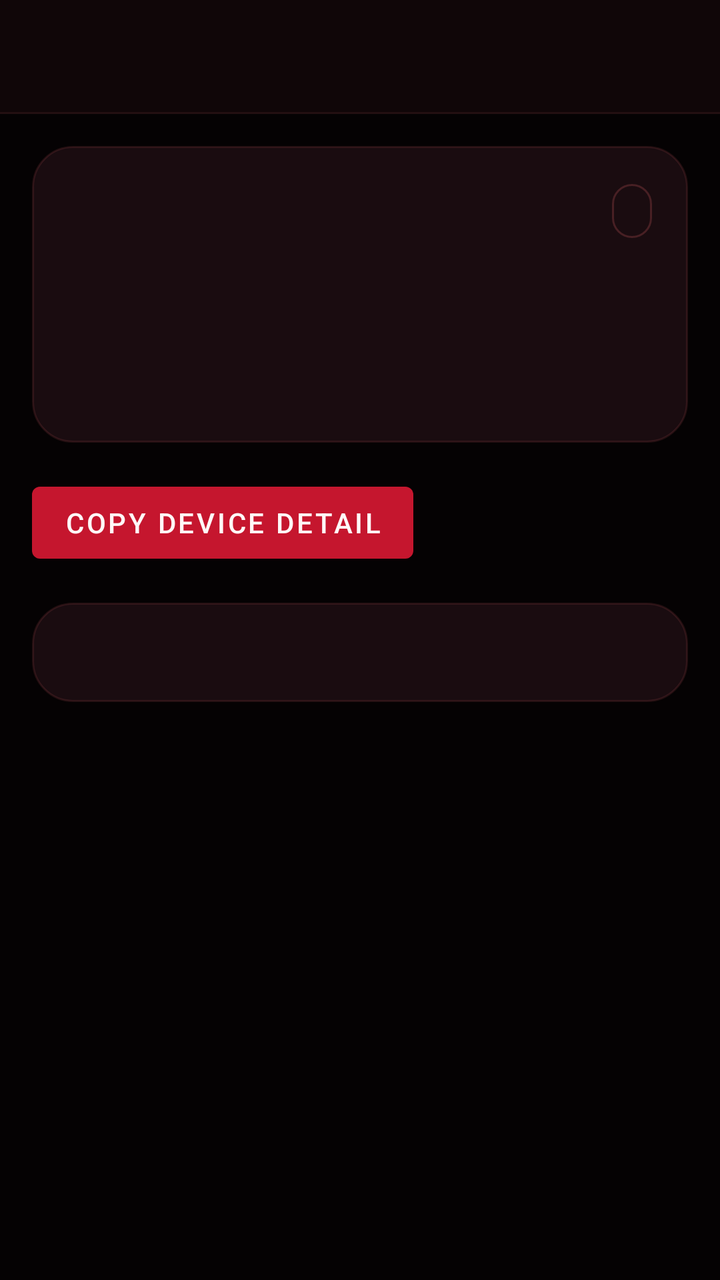
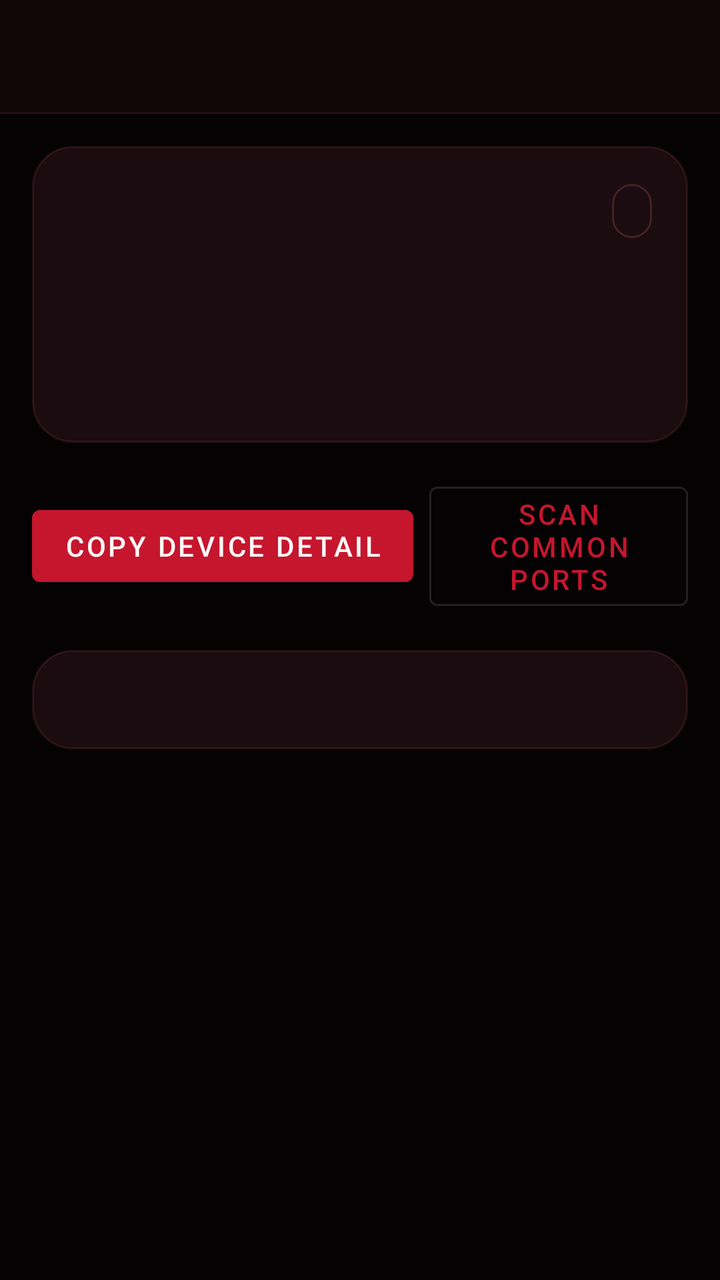

Screens rendered from an Android XML layout before and after an edit, with the pre-edit source and the edit as a unified diff.
<!-- AndroidManifest.xml: application theme Theme.Mako -->
<!-- res/layout/activity_device_detail.xml -->
<?xml version="1.0" encoding="utf-8"?>
<LinearLayout xmlns:android="http://schemas.android.com/apk/res/android"
  android:layout_width="match_parent"
  android:layout_height="match_parent"
  android:background="@color/mako_background"
  android:orientation="vertical">

  <com.google.android.material.appbar.MaterialToolbar
    android:id="@+id/toolbar"
    android:layout_width="match_parent"
    android:layout_height="wrap_content"
    android:background="@color/mako_surface"
    android:elevation="0dp"
    android:paddingStart="16dp"
    android:paddingEnd="16dp"
    android:theme="@style/ThemeOverlay.MaterialComponents.Dark.ActionBar" />

  <View
    android:layout_width="match_parent"
    android:layout_height="1dp"
    android:background="@color/mako_stroke_soft" />

  <androidx.core.widget.NestedScrollView
    android:id="@+id/scrollContent"
    android:layout_width="match_parent"
    android:layout_height="match_parent"
    android:clipToPadding="false"
    android:fillViewport="true"
    android:paddingBottom="24dp">

    <LinearLayout
      android:layout_width="match_parent"
      android:layout_height="wrap_content"
      android:orientation="vertical"
      android:padding="16dp">

      <LinearLayout
        android:layout_width="match_parent"
        android:layout_height="wrap_content"
        android:background="@drawable/panel_surface_subtle"
        android:orientation="vertical"
        android:padding="18dp">

        <LinearLayout
          android:layout_width="match_parent"
          android:layout_height="wrap_content"
          android:gravity="center_vertical"
          android:orientation="horizontal">

          <TextView
            android:id="@+id/deviceName"
            android:layout_width="0dp"
            android:layout_height="wrap_content"
            android:layout_weight="1"
            android:textColor="@color/mako_on_surface"
            android:textSize="22sp"
            android:textStyle="bold" />

          <TextView
            android:id="@+id/deviceBadge"
            android:layout_width="wrap_content"
            android:layout_height="wrap_content"
            android:layout_marginStart="12dp"
            android:background="@drawable/badge_surface"
            android:paddingStart="10dp"
            android:paddingTop="4dp"
            android:paddingEnd="10dp"
            android:paddingBottom="4dp"
            android:textColor="@color/mako_secondary"
            android:textStyle="bold" />
        </LinearLayout>

        <TextView
          android:id="@+id/deviceHost"
          android:layout_width="wrap_content"
          android:layout_height="wrap_content"
          android:layout_marginTop="10dp"
          android:textColor="@color/mako_secondary"
          android:textStyle="bold" />

        <TextView
          android:id="@+id/deviceMeta"
          android:layout_width="match_parent"
          android:layout_height="wrap_content"
          android:layout_marginTop="10dp"
          android:textColor="@color/mako_on_background" />

        <TextView
          android:id="@+id/deviceStatus"
          android:layout_width="match_parent"
          android:layout_height="wrap_content"
          android:layout_marginTop="6dp"
          android:textColor="@color/mako_on_background" />
      </LinearLayout>

      <com.google.android.material.button.MaterialButton
        android:id="@+id/copyButton"
        android:layout_width="wrap_content"
        android:layout_height="wrap_content"
        android:layout_marginTop="16dp"
        android:text="@string/copy_device_detail_report" />

      <TextView
        android:id="@+id/reportText"
        android:layout_width="match_parent"
        android:layout_height="wrap_content"
        android:layout_marginTop="16dp"
        android:background="@drawable/panel_surface_subtle"
        android:fontFamily="monospace"
        android:padding="16dp"
        android:textColor="@color/mako_on_surface"
        android:textIsSelectable="true"
        android:textSize="13sp" />
    </LinearLayout>
  </androidx.core.widget.NestedScrollView>
</LinearLayout>
<!-- resources referenced by this layout -->
<resources>
  <color name="mako_background">#050203</color>
  <color name="mako_on_background">#F1D7DB</color>
  <color name="mako_on_surface">#FFF3F4</color>
  <color name="mako_secondary">#FF6F72</color>
  <color name="mako_stroke_soft">#1FFF6F72</color>
  <color name="mako_surface">#100608</color>
  <!-- drawable badge_surface (drawable) -->
  <?xml version="1.0" encoding="utf-8"?>
  <shape xmlns:android="http://schemas.android.com/apk/res/android"
    android:shape="rectangle">
    <solid android:color="@color/mako_surface_variant" />
    <stroke
      android:width="1dp"
      android:color="@color/mako_stroke" />
    <corners android:radius="999dp" />
  </shape>
  <!-- drawable panel_surface_subtle (drawable) -->
  <?xml version="1.0" encoding="utf-8"?>
  <shape xmlns:android="http://schemas.android.com/apk/res/android"
    android:shape="rectangle">
    <solid android:color="@color/mako_surface_variant" />
    <stroke
      android:width="1dp"
      android:color="@color/mako_stroke_soft" />
    <corners android:radius="20dp" />
  </shape>
  <string name="copy_device_detail_report">Copy device detail</string>
  <style name="Theme.Mako" parent="Theme.MaterialComponents.DayNight.NoActionBar">
      <item name="colorPrimary">@color/mako_primary</item>
      <item name="colorPrimaryVariant">@color/mako_primary_variant</item>
      <item name="colorSecondary">@color/mako_secondary</item>
      <item name="colorSecondaryVariant">@color/mako_secondary_variant</item>
      <item name="colorSurface">@color/mako_surface</item>
      <item name="colorSurfaceVariant">@color/mako_surface_variant</item>
      <item name="android:colorBackground">@color/mako_background</item>
      <item name="colorOnPrimary">@color/mako_on_primary</item>
      <item name="colorOnSecondary">@color/mako_on_secondary</item>
      <item name="colorOnBackground">@color/mako_on_background</item>
      <item name="colorOnSurface">@color/mako_on_surface</item>
      <item name="android:statusBarColor" tools:targetApi="l">@color/mako_background</item>
      <item name="android:navigationBarColor" tools:targetApi="o_mr1">@color/mako_background</item>
      <item name="android:windowBackground">@color/mako_background</item>
      <item name="android:windowLightStatusBar" tools:targetApi="m">false</item>
      <item name="android:windowLightNavigationBar" tools:targetApi="o_mr1">false</item>
      <item name="android:textColorPrimary">@color/mako_on_surface</item>
      <item name="android:textColorSecondary">@color/mako_on_background</item>
      <item name="colorControlActivated">@color/mako_secondary</item>
      <item name="colorControlNormal">@color/mako_on_surface</item>
      <item name="textInputStyle">@style/MakoTextInputStyle</item>
      <item name="spinnerStyle">@style/MakoSpinnerStyle</item>
    </style>
  <color name="mako_surface_variant">#1A0C10</color>
  <color name="mako_stroke">#33FF6F72</color>
  <color name="mako_primary">#C5162E</color>
  <color name="mako_primary_variant">#7D0B1C</color>
  <color name="mako_secondary_variant">#FF9580</color>
  <color name="mako_on_primary">#FFF8F8</color>
  <color name="mako_on_secondary">#260407</color>
  <style name="MakoTextInputStyle" parent="Widget.MaterialComponents.TextInputLayout.OutlinedBox">
      <item name="boxBackgroundColor">@color/mako_surface_variant</item>
      <item name="boxStrokeColor">@color/mako_secondary</item>
      <item name="boxStrokeWidth">1dp</item>
      <item name="boxStrokeWidthFocused">2dp</item>
      <item name="hintTextColor">@color/mako_secondary</item>
    </style>
  <style name="MakoSpinnerStyle" parent="Widget.AppCompat.Spinner.Underlined">
      <item name="android:backgroundTint">@color/mako_secondary</item>
      <item name="android:popupBackground">@color/mako_surface_variant</item>
    </style>
</resources>

<!-- the commit's change to res/layout/activity_device_detail.xml (unified diff, before → after) -->
@@ -93,12 +93,37 @@
           android:textColor="@color/mako_on_background" />
       </LinearLayout>
 
+      <LinearLayout
+        android:layout_width="match_parent"
+        android:layout_height="wrap_content"
+        android:orientation="horizontal"
+        android:layout_marginTop="16dp"
+        android:gravity="center_vertical">
+
       <com.google.android.material.button.MaterialButton
         android:id="@+id/copyButton"
         android:layout_width="wrap_content"
         android:layout_height="wrap_content"
-        android:layout_marginTop="16dp"
         android:text="@string/copy_device_detail_report" />
+
+        <com.google.android.material.button.MaterialButton
+          android:id="@+id/scanPortsButton"
+          style="@style/Widget.MaterialComponents.Button.OutlinedButton"
+          android:layout_width="wrap_content"
+          android:layout_height="wrap_content"
+          android:layout_marginStart="8dp"
+          android:text="@string/scan_common_ports" />
+          
+      </LinearLayout>
+          
+      <TextView
+          android:id="@+id/scanPortsResult"
+          android:layout_width="match_parent"
+          android:layout_height="wrap_content"
+          android:layout_marginTop="8dp"
+          android:textColor="@color/mako_secondary"
+          android:visibility="gone"
+          android:textStyle="bold" />
 
       <TextView
         android:id="@+id/reportText"
<!-- resource entries referenced after the edit -->
@@ -27,6 +27,7 @@
     <corners android:radius="20dp" />
   </shape>
   <string name="copy_device_detail_report">Copy device detail</string>
+  <string name="scan_common_ports">Scan common ports</string>
   <style name="Theme.Mako" parent="Theme.MaterialComponents.DayNight.NoActionBar">
       <item name="colorPrimary">@color/mako_primary</item>
       <item name="colorPrimaryVariant">@color/mako_primary_variant</item>
